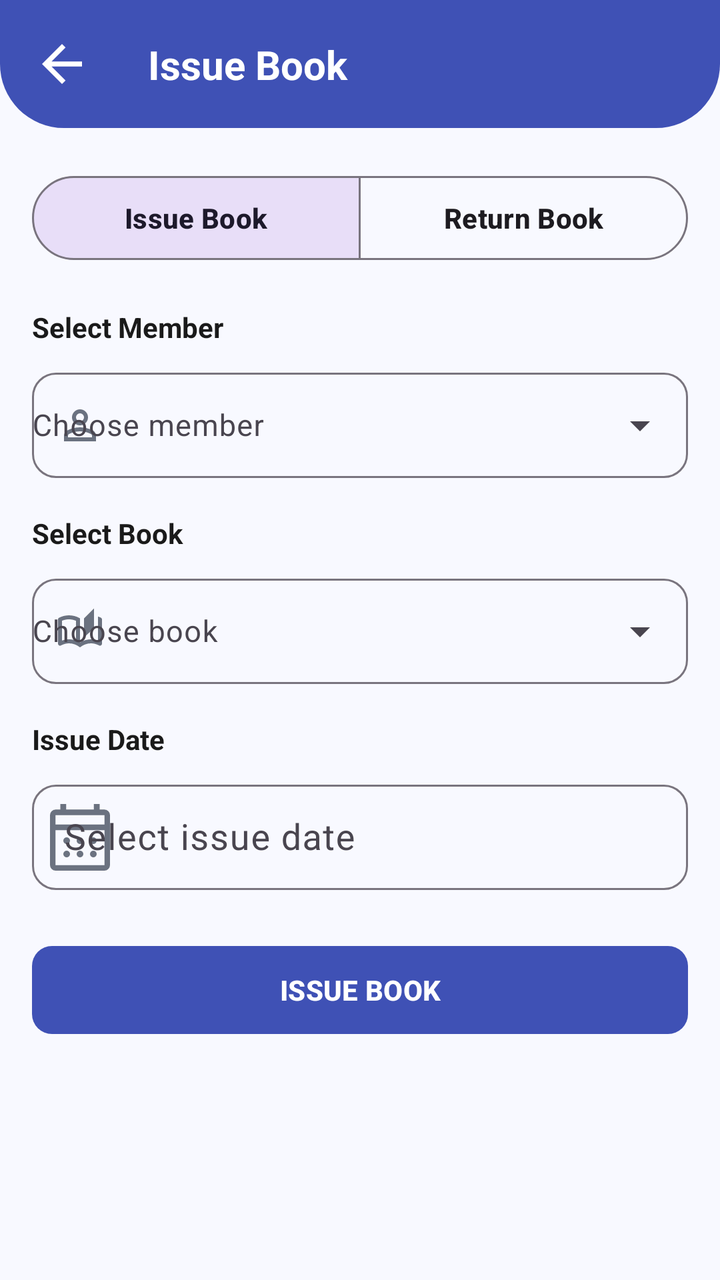
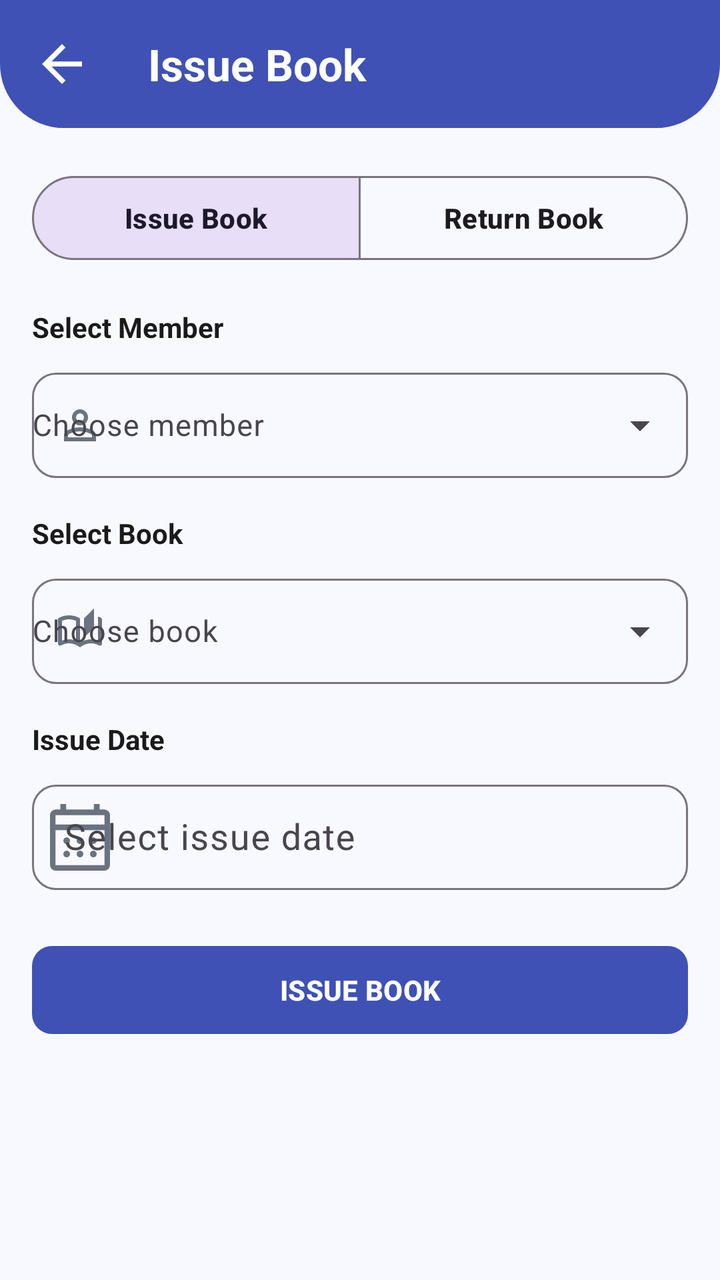

Screens rendered from an Android XML layout before and after an edit, with the pre-edit source and the edit as a unified diff.
<!-- AndroidManifest.xml: application theme Theme.LibraryApp -->
<!-- res/layout/fragment_issue_return_book.xml -->
<?xml version="1.0" encoding="utf-8"?>
<androidx.core.widget.NestedScrollView xmlns:android="http://schemas.android.com/apk/res/android"
    xmlns:app="http://schemas.android.com/apk/res-auto"
    xmlns:tools="http://schemas.android.com/tools"
    android:layout_width="match_parent"
    android:layout_height="match_parent"
    android:background="@color/background"
    android:fillViewport="true"
    tools:context=".presentation.issuereturn.IssueReturnBookFragment">

    <androidx.constraintlayout.widget.ConstraintLayout
        android:layout_width="match_parent"
        android:layout_height="wrap_content"
        android:paddingBottom="24dp">

        <View
            android:id="@+id/topBarBackground"
            android:layout_width="0dp"
            android:layout_height="64dp"
            android:background="@drawable/bg_dashboard_header"
            app:layout_constraintEnd_toEndOf="parent"
            app:layout_constraintStart_toStartOf="parent"
            app:layout_constraintTop_toTopOf="parent" />

        <ImageView
            android:id="@+id/ivBack"
            android:layout_width="30dp"
            android:layout_height="30dp"
            android:layout_marginStart="16dp"
            android:contentDescription="Back"
            android:src="@drawable/iv_back"
            app:layout_constraintBottom_toBottomOf="@id/topBarBackground"
            app:layout_constraintStart_toStartOf="parent"
            app:layout_constraintTop_toTopOf="@id/topBarBackground"
            app:tint="@color/text_on_primary" />

        <TextView
            android:id="@+id/tvTitle"
            android:layout_width="0dp"
            android:layout_height="wrap_content"
            android:layout_marginStart="28dp"
            android:text="@string/issue_book"
            android:textColor="@color/text_on_primary"
            android:textSize="20sp"
            android:textStyle="bold"
            app:layout_constraintBottom_toBottomOf="@id/ivBack"
            app:layout_constraintEnd_toEndOf="parent"
            app:layout_constraintStart_toEndOf="@id/ivBack"
            app:layout_constraintTop_toTopOf="@id/ivBack" />

        <com.google.android.material.button.MaterialButtonToggleGroup
            android:id="@+id/toggleAction"
            android:layout_width="0dp"
            android:layout_height="wrap_content"
            android:layout_marginStart="16dp"
            android:layout_marginTop="20dp"
            android:layout_marginEnd="16dp"
            app:checkedButton="@id/btnIssueMode"
            app:selectionRequired="true"
            app:singleSelection="true"
            app:layout_constraintEnd_toEndOf="parent"
            app:layout_constraintStart_toStartOf="parent"
            app:layout_constraintTop_toBottomOf="@id/topBarBackground">

            <com.google.android.material.button.MaterialButton
                android:id="@+id/btnIssueMode"
                style="@style/Widget.Material3.Button.OutlinedButton"
                android:layout_width="0dp"
                android:layout_height="50dp"
                android:layout_weight="1"
                android:text="Issue Book"
                android:textStyle="bold" />

            <com.google.android.material.button.MaterialButton
                android:id="@+id/btnReturnMode"
                style="@style/Widget.Material3.Button.OutlinedButton"
                android:layout_width="0dp"
                android:layout_height="50dp"
                android:layout_weight="1"
                android:text="Return Book"
                android:textStyle="bold" />

        </com.google.android.material.button.MaterialButtonToggleGroup>

        <TextView
            android:id="@+id/tvSelectMember"
            android:layout_width="0dp"
            android:layout_height="wrap_content"
            android:layout_marginStart="16dp"
            android:layout_marginTop="20dp"
            android:layout_marginEnd="16dp"
            android:text="Select Member"
            android:textColor="@color/text_primary"
            android:textSize="14sp"
            android:textStyle="bold"
            app:layout_constraintEnd_toEndOf="parent"
            app:layout_constraintStart_toStartOf="parent"
            app:layout_constraintTop_toBottomOf="@id/toggleAction" />

        <com.google.android.material.textfield.TextInputLayout
            android:id="@+id/tilMember"
            style="@style/Widget.Material3.TextInputLayout.OutlinedBox.ExposedDropdownMenu"
            android:layout_width="0dp"
            android:layout_height="58dp"
            android:layout_marginStart="16dp"
            android:layout_marginTop="8dp"
            android:layout_marginEnd="16dp"
            android:hint="Choose member"
            app:boxCornerRadiusBottomEnd="12dp"
            app:boxCornerRadiusBottomStart="12dp"
            app:boxCornerRadiusTopEnd="12dp"
            app:boxCornerRadiusTopStart="12dp"
            app:layout_constraintEnd_toEndOf="parent"
            app:layout_constraintStart_toStartOf="parent"
            app:layout_constraintTop_toBottomOf="@id/tvSelectMember"
            app:startIconDrawable="@drawable/iv_member"
            app:startIconTint="@color/text_secondary">

            <com.google.android.material.textfield.MaterialAutoCompleteTextView
                android:id="@+id/actMember"
                android:layout_width="match_parent"
                android:layout_height="match_parent"
                android:inputType="none"
                android:paddingStart="0dp"
                android:textSize="15sp" />

        </com.google.android.material.textfield.TextInputLayout>

        <TextView
            android:id="@+id/tvSelectBook"
            android:layout_width="0dp"
            android:layout_height="wrap_content"
            android:layout_marginStart="16dp"
            android:layout_marginTop="18dp"
            android:layout_marginEnd="16dp"
            android:text="Select Book"
            android:textColor="@color/text_primary"
            android:textSize="14sp"
            android:textStyle="bold"
            app:layout_constraintEnd_toEndOf="parent"
            app:layout_constraintStart_toStartOf="parent"
            app:layout_constraintTop_toBottomOf="@id/tilMember" />

        <com.google.android.material.textfield.TextInputLayout
            android:id="@+id/tilBook"
            style="@style/Widget.Material3.TextInputLayout.OutlinedBox.ExposedDropdownMenu"
            android:layout_width="0dp"
            android:layout_height="58dp"
            android:layout_marginStart="16dp"
            android:layout_marginTop="8dp"
            android:layout_marginEnd="16dp"
            android:hint="Choose book"
            app:boxCornerRadiusBottomEnd="12dp"
            app:boxCornerRadiusBottomStart="12dp"
            app:boxCornerRadiusTopEnd="12dp"
            app:boxCornerRadiusTopStart="12dp"
            app:layout_constraintEnd_toEndOf="parent"
            app:layout_constraintStart_toStartOf="parent"
            app:layout_constraintTop_toBottomOf="@id/tvSelectBook"
            app:startIconDrawable="@drawable/ic_books_category"
            app:startIconTint="@color/text_secondary">

            <com.google.android.material.textfield.MaterialAutoCompleteTextView
                android:id="@+id/actBook"
                android:layout_width="match_parent"
                android:layout_height="match_parent"
                android:inputType="none"
                android:paddingStart="0dp"
                android:textSize="15sp" />

        </com.google.android.material.textfield.TextInputLayout>

        <TextView
            android:id="@+id/tvIssueDateLabel"
            android:layout_width="0dp"
            android:layout_height="wrap_content"
            android:layout_marginStart="16dp"
            android:layout_marginTop="18dp"
            android:layout_marginEnd="16dp"
            android:text="Issue Date"
            android:textColor="@color/text_primary"
            android:textSize="14sp"
            android:textStyle="bold"
            app:layout_constraintEnd_toEndOf="parent"
            app:layout_constraintStart_toStartOf="parent"
            app:layout_constraintTop_toBottomOf="@id/tilBook" />

        <com.google.android.material.textfield.TextInputLayout
            android:id="@+id/tilIssueDate"
            style="@style/Widget.Material3.TextInputLayout.OutlinedBox"
            android:layout_width="0dp"
            android:layout_height="58dp"
            android:layout_marginStart="16dp"
            android:layout_marginTop="8dp"
            android:layout_marginEnd="16dp"
            android:hint="Select issue date"
            app:boxCornerRadiusBottomEnd="12dp"
            app:boxCornerRadiusBottomStart="12dp"
            app:boxCornerRadiusTopEnd="12dp"
            app:boxCornerRadiusTopStart="12dp"
            app:endIconDrawable="@drawable/ic_down"
            app:endIconTint="@color/text_secondary"
            app:layout_constraintEnd_toEndOf="parent"
            app:layout_constraintStart_toStartOf="parent"
            app:layout_constraintTop_toBottomOf="@id/tvIssueDateLabel"
            app:startIconDrawable="@drawable/ic_calendar"
            app:startIconTint="@color/text_secondary">

            <com.google.android.material.textfield.TextInputEditText
                android:id="@+id/etIssueDate"
                android:layout_width="match_parent"
                android:layout_height="match_parent"
                android:clickable="true"
                android:focusable="false"
                android:inputType="none"
                android:textSize="18sp" />

        </com.google.android.material.textfield.TextInputLayout>

        <TextView
            android:id="@+id/tvReturnDateLabel"
            android:layout_width="0dp"
            android:layout_height="wrap_content"
            android:layout_marginStart="16dp"
            android:layout_marginTop="18dp"
            android:layout_marginEnd="16dp"
            android:text="Return Date"
            android:textColor="@color/text_primary"
            android:textSize="14sp"
            android:textStyle="bold"
            android:visibility="gone"
            app:layout_constraintEnd_toEndOf="parent"
            app:layout_constraintStart_toStartOf="parent"
            app:layout_constraintTop_toBottomOf="@id/tilIssueDate" />

        <com.google.android.material.textfield.TextInputLayout
            android:id="@+id/tilReturnDate"
            style="@style/Widget.Material3.TextInputLayout.OutlinedBox"
            android:layout_width="0dp"
            android:layout_height="58dp"
            android:layout_marginStart="16dp"
            android:layout_marginTop="8dp"
            android:layout_marginEnd="16dp"
            android:hint="Select return date"
            android:visibility="gone"
            app:boxCornerRadiusBottomEnd="12dp"
            app:boxCornerRadiusBottomStart="12dp"
            app:boxCornerRadiusTopEnd="12dp"
            app:boxCornerRadiusTopStart="12dp"
            app:endIconDrawable="@drawable/ic_down"
            app:endIconTint="@color/text_secondary"
            app:layout_constraintEnd_toEndOf="parent"
            app:layout_constraintStart_toStartOf="parent"
            app:layout_constraintTop_toBottomOf="@id/tvReturnDateLabel"
            app:startIconDrawable="@drawable/ic_calendar"
            app:startIconTint="@color/text_secondary">

            <com.google.android.material.textfield.TextInputEditText
                android:id="@+id/etReturnDate"
                android:layout_width="match_parent"
                android:layout_height="match_parent"
                android:clickable="true"
                android:focusable="false"
                android:inputType="none"
                android:textSize="18sp" />

        </com.google.android.material.textfield.TextInputLayout>

        <com.google.android.material.button.MaterialButton
            android:id="@+id/btnSubmit"
            android:layout_width="0dp"
            android:layout_height="52dp"
            android:layout_marginStart="16dp"
            android:layout_marginTop="24dp"
            android:layout_marginEnd="16dp"
            android:text="ISSUE BOOK"
            android:textColor="@color/text_on_primary"
            android:textSize="14sp"
            android:textStyle="bold"
            app:backgroundTint="@color/primary"
            app:cornerRadius="10dp"
            app:layout_constraintEnd_toEndOf="parent"
            app:layout_constraintStart_toStartOf="parent"
            app:layout_constraintTop_toBottomOf="@id/tilReturnDate" />

        <FrameLayout
            android:id="@+id/loadingOverlay"
            android:layout_width="match_parent"
            android:layout_height="match_parent"
            android:background="#80000000"
            android:clickable="true"
            android:elevation="20dp"
            android:focusable="true"
            android:visibility="gone">

            <LinearLayout
                android:layout_width="wrap_content"
                android:layout_height="wrap_content"
                android:layout_gravity="center"
                android:gravity="center"
                android:orientation="vertical">

                <ProgressBar
                    android:layout_width="60dp"
                    android:layout_height="60dp"
                    android:indeterminateTint="@color/white" />

                <TextView
                    android:id="@+id/tvLoading"
                    android:layout_width="wrap_content"
                    android:layout_height="wrap_content"
                    android:layout_marginTop="10dp"
                    android:text="Processing...\nPlease Wait"
                    android:textAlignment="center"
                    android:textColor="@color/white"
                    android:textStyle="bold" />

            </LinearLayout>

        </FrameLayout>

    </androidx.constraintlayout.widget.ConstraintLayout>

</androidx.core.widget.NestedScrollView>
<!-- resources referenced by this layout -->
<resources>
  <color name="background">#F8F9FF</color>
  <color name="primary">#3F51B5</color>
  <color name="text_on_primary">#FFFFFF</color>
  <color name="text_primary">#1A1A1A</color>
  <color name="text_secondary">#6B7280</color>
  <color name="white">#FFFFFFFF</color>
  <!-- drawable bg_dashboard_header (drawable) -->
  <?xml version="1.0" encoding="utf-8"?>
  <shape xmlns:android="http://schemas.android.com/apk/res/android"
      android:shape="rectangle">
  
      <solid android:color="@color/primary" />
  
      <corners
          android:bottomLeftRadius="32dp"
          android:bottomRightRadius="32dp" />
  
  </shape>
  <!-- drawable ic_down (drawable) -->
  <vector xmlns:android="http://schemas.android.com/apk/res/android"
      android:width="40dp"
      android:height="40dp"
      android:viewportWidth="960"
      android:viewportHeight="960">
    <path
        android:pathData="M480,607 L240,367l46.67,-46.67 193.33,193 193.33,-193L720,367 480,607Z"
        android:fillColor="#1f1f1f"/>
  </vector>
  <!-- drawable iv_back (drawable) -->
  <vector xmlns:android="http://schemas.android.com/apk/res/android"
      android:width="24dp"
      android:height="24dp"
      android:viewportWidth="960"
      android:viewportHeight="960">
    <path
        android:pathData="m313,520 l224,224 -57,56 -320,-320 320,-320 57,56 -224,224h487v80L313,520Z"
        android:fillColor="#1f1f1f"/>
  </vector>
  <!-- drawable iv_member (drawable) -->
  <vector xmlns:android="http://schemas.android.com/apk/res/android"
      android:width="24dp"
      android:height="24dp"
      android:viewportWidth="960"
      android:viewportHeight="960">
    <path
        android:pathData="M367,433q-47,-47 -47,-113t47,-113q47,-47 113,-47t113,47q47,47 47,113t-47,113q-47,47 -113,47t-113,-47ZM160,800v-112q0,-34 17.5,-62.5T224,582q62,-31 126,-46.5T480,520q66,0 130,15.5T736,582q29,15 46.5,43.5T800,688v112L160,800ZM240,720h480v-32q0,-11 -5.5,-20T700,654q-54,-27 -109,-40.5T480,600q-56,0 -111,13.5T260,654q-9,5 -14.5,14t-5.5,20v32ZM536.5,376.5Q560,353 560,320t-23.5,-56.5Q513,240 480,240t-56.5,23.5Q400,287 400,320t23.5,56.5Q447,400 480,400t56.5,-23.5ZM480,320ZM480,720Z"
        android:fillColor="#1f1f1f"/>
  </vector>
  <string name="issue_book">Issue Book</string>
  <style name="Theme.LibraryApp" parent="Base.Theme.LibraryApp" />
  <style name="Base.Theme.LibraryApp" parent="Theme.Material3.DayNight.NoActionBar">
  
          <item name="colorPrimary">@color/primary</item>
          <item name="android:colorBackground">@color/background</item>
          <item name="colorSurface">@color/surface</item>
  
          <item name="android:textColorPrimary">@color/text_primary</item>
          <item name="android:textColorSecondary">@color/text_secondary</item>
  
          <item name="android:navigationBarColor">@color/background</item>
          <item name="android:statusBarColor">@color/primary</item>
  
          <item name="android:windowLightStatusBar">false</item>
      </style>
  <color name="surface">#FFFFFF</color>
  <!-- unchanged entries left out for length: 2 -->
</resources>

<!-- the commit's change to res/layout/fragment_issue_return_book.xml (unified diff, before → after) -->
@@ -35,14 +35,10 @@
             app:tint="@color/text_on_primary" />
 
         <TextView
+            style="@style/LibraryTitleText"
             android:id="@+id/tvTitle"
-            android:layout_width="0dp"
-            android:layout_height="wrap_content"
             android:layout_marginStart="28dp"
             android:text="@string/issue_book"
-            android:textColor="@color/text_on_primary"
-            android:textSize="20sp"
-            android:textStyle="bold"
             app:layout_constraintBottom_toBottomOf="@id/ivBack"
             app:layout_constraintEnd_toEndOf="parent"
             app:layout_constraintStart_toEndOf="@id/ivBack"
<!-- resource entries referenced after the edit -->
@@ -49,6 +49,13 @@
         android:fillColor="#1f1f1f"/>
   </vector>
   <string name="issue_book">Issue Book</string>
+  <style name="LibraryTitleText">
+          <item name="android:textSize">22sp</item>
+          <item name="android:layout_width">0dp</item>
+          <item name="android:layout_height">wrap_content</item>
+          <item name="android:textStyle">bold</item>
+          <item name="android:textColor">@color/text_on_primary</item>
+      </style>
   <style name="Theme.LibraryApp" parent="Base.Theme.LibraryApp" />
   <style name="Base.Theme.LibraryApp" parent="Theme.Material3.DayNight.NoActionBar">
   
